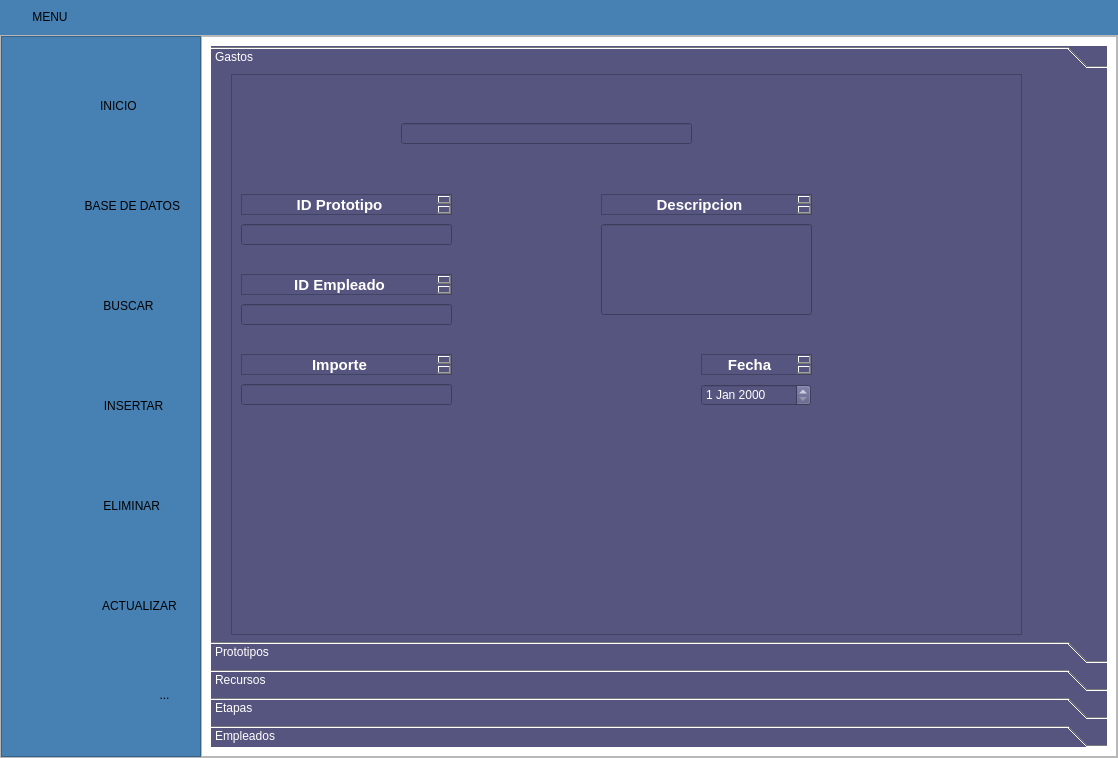
First picture: the form in App_Menu_Base/menu.ui, repository Juankapy/Programacion-app, before the edit.
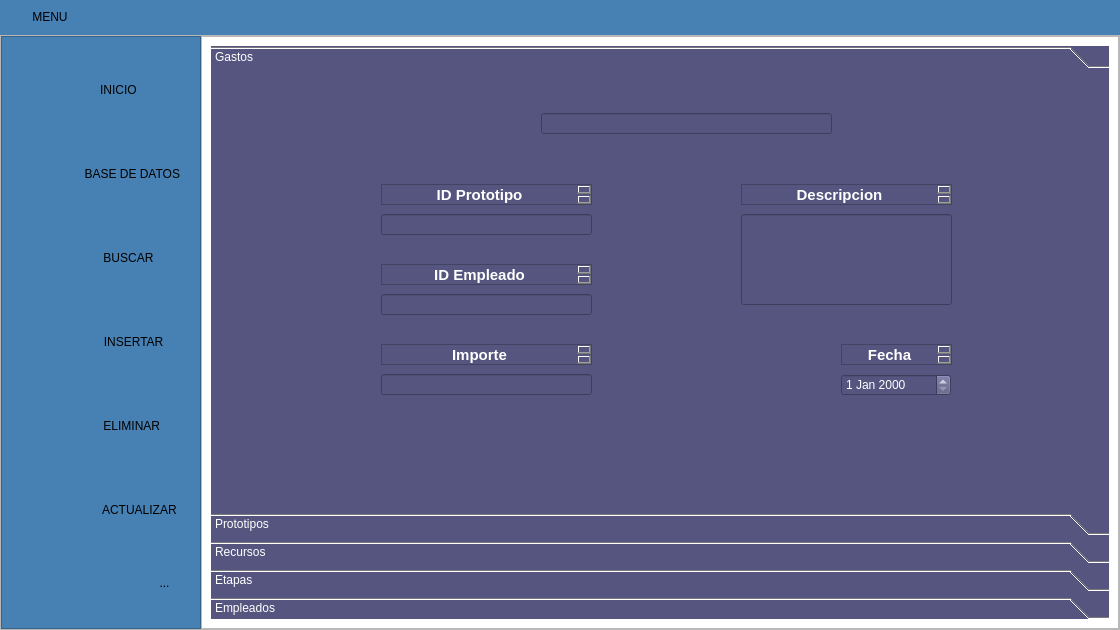
Second picture: the form after the edit. Icons and pictures are not drawn.

Commit message: poquito a poco

The edit to the form file:
```diff
--- a/App_Menu_Base/menu.ui
+++ b/App_Menu_Base/menu.ui
@@ -6,8 +6,8 @@
    <rect>
     <x>0</x>
     <y>0</y>
-    <width>1118</width>
-    <height>758</height>
+    <width>1120</width>
+    <height>630</height>
    </rect>
   </property>
   <property name="minimumSize">
@@ -1020,89 +1020,30 @@
                  <attribute name="label">
                   <string>Gastos</string>
                  </attribute>
-                 <widget class="QFrame" name="frame">
+                 <widget class="QWidget" name="widget_7" native="true">
                   <property name="geometry">
                    <rect>
-                    <x>20</x>
+                    <x>10</x>
                     <y>0</y>
-                    <width>791</width>
-                    <height>561</height>
+                    <width>881</width>
+                    <height>451</height>
                    </rect>
                   </property>
-                  <property name="sizePolicy">
-                   <sizepolicy hsizetype="Expanding" vsizetype="Preferred">
-                    <horstretch>0</horstretch>
-                    <verstretch>0</verstretch>
-                   </sizepolicy>
-                  </property>
-                  <property name="styleSheet">
-                   <string notr="true">background-color:rgb(85, 85, 127);</string>
-                  </property>
-                  <property name="frameShape">
-                   <enum>QFrame::StyledPanel</enum>
-                  </property>
-                  <property name="frameShadow">
-                   <enum>QFrame::Raised</enum>
-                  </property>
-                  <widget class="QTextEdit" name="textEdit_2">
+                  <widget class="QLineEdit" name="id_e1_7">
                    <property name="geometry">
                     <rect>
-                     <x>10</x>
-                     <y>280</y>
+                     <x>160</x>
+                     <y>220</y>
                      <width>211</width>
                      <height>21</height>
                     </rect>
                    </property>
-                   <property name="html">
-                    <string>&lt;!DOCTYPE HTML PUBLIC &quot;-//W3C//DTD HTML 4.0//EN&quot; &quot;http://www.w3.org/TR/REC-html40/strict.dtd&quot;&gt;
-&lt;html&gt;&lt;head&gt;&lt;meta name=&quot;qrichtext&quot; content=&quot;1&quot; /&gt;&lt;style type=&quot;text/css&quot;&gt;
-p, li { white-space: pre-wrap; }
-&lt;/style&gt;&lt;/head&gt;&lt;body style=&quot; font-family:'MS Shell Dlg 2'; font-size:8.25pt; font-weight:400; font-style:normal;&quot;&gt;
-&lt;p align=&quot;center&quot; style=&quot; margin-top:0px; margin-bottom:0px; margin-left:0px; margin-right:0px; -qt-block-indent:0; text-indent:0px;&quot;&gt;&lt;span style=&quot; font-size:11pt; font-weight:600; color:#ffffff;&quot;&gt;Importe&lt;/span&gt;&lt;/p&gt;&lt;/body&gt;&lt;/html&gt;</string>
-                   </property>
                   </widget>
-                  <widget class="QLineEdit" name="importe1">
+                  <widget class="QTextEdit" name="textEdit_32">
                    <property name="geometry">
                     <rect>
-                     <x>10</x>
-                     <y>310</y>
-                     <width>211</width>
-                     <height>21</height>
-                    </rect>
-                   </property>
-                  </widget>
-                  <widget class="QLineEdit" name="descrip1">
-                   <property name="geometry">
-                    <rect>
-                     <x>370</x>
-                     <y>150</y>
-                     <width>211</width>
-                     <height>91</height>
-                    </rect>
-                   </property>
-                  </widget>
-                  <widget class="QTextEdit" name="textEdit_3">
-                   <property name="geometry">
-                    <rect>
-                     <x>370</x>
-                     <y>120</y>
-                     <width>211</width>
-                     <height>21</height>
-                    </rect>
-                   </property>
-                   <property name="html">
-                    <string>&lt;!DOCTYPE HTML PUBLIC &quot;-//W3C//DTD HTML 4.0//EN&quot; &quot;http://www.w3.org/TR/REC-html40/strict.dtd&quot;&gt;
-&lt;html&gt;&lt;head&gt;&lt;meta name=&quot;qrichtext&quot; content=&quot;1&quot; /&gt;&lt;style type=&quot;text/css&quot;&gt;
-p, li { white-space: pre-wrap; }
-&lt;/style&gt;&lt;/head&gt;&lt;body style=&quot; font-family:'MS Shell Dlg 2'; font-size:8.25pt; font-weight:400; font-style:normal;&quot;&gt;
-&lt;p align=&quot;center&quot; style=&quot; margin-top:0px; margin-bottom:0px; margin-left:0px; margin-right:0px; -qt-block-indent:0; text-indent:0px;&quot;&gt;&lt;span style=&quot; font-size:11pt; font-weight:600; color:#ffffff;&quot;&gt;Descripcion&lt;/span&gt;&lt;/p&gt;&lt;/body&gt;&lt;/html&gt;</string>
-                   </property>
-                  </widget>
-                  <widget class="QTextEdit" name="textEdit_4">
-                   <property name="geometry">
-                    <rect>
-                     <x>10</x>
-                     <y>120</y>
+                     <x>160</x>
+                     <y>110</y>
                      <width>211</width>
                      <height>21</height>
                     </rect>
@@ -1116,97 +1057,21 @@
 &lt;p align=&quot;center&quot; style=&quot;-qt-paragraph-type:empty; margin-top:0px; margin-bottom:0px; margin-left:0px; margin-right:0px; -qt-block-indent:0; text-indent:0px; font-size:11pt; font-weight:600; color:#ffffff;&quot;&gt;&lt;br /&gt;&lt;/p&gt;&lt;/body&gt;&lt;/html&gt;</string>
                    </property>
                   </widget>
-                  <widget class="QLineEdit" name="id_p1">
+                  <widget class="QWidget" name="widget_8" native="true">
                    <property name="geometry">
                     <rect>
-                     <x>10</x>
-                     <y>150</y>
-                     <width>211</width>
-                     <height>21</height>
-                    </rect>
-                   </property>
-                  </widget>
-                  <widget class="QWidget" name="widget" native="true">
-                   <property name="geometry">
-                    <rect>
-                     <x>110</x>
-                     <y>40</y>
+                     <x>260</x>
+                     <y>30</y>
                      <width>391</width>
                      <height>41</height>
                     </rect>
                    </property>
                   </widget>
-                  <widget class="QTextEdit" name="textEdit_5">
+                  <widget class="QPushButton" name="searchButton_7">
                    <property name="geometry">
                     <rect>
-                     <x>470</x>
-                     <y>280</y>
-                     <width>111</width>
-                     <height>21</height>
-                    </rect>
-                   </property>
-                   <property name="html">
-                    <string>&lt;!DOCTYPE HTML PUBLIC &quot;-//W3C//DTD HTML 4.0//EN&quot; &quot;http://www.w3.org/TR/REC-html40/strict.dtd&quot;&gt;
-&lt;html&gt;&lt;head&gt;&lt;meta name=&quot;qrichtext&quot; content=&quot;1&quot; /&gt;&lt;style type=&quot;text/css&quot;&gt;
-p, li { white-space: pre-wrap; }
-&lt;/style&gt;&lt;/head&gt;&lt;body style=&quot; font-family:'MS Shell Dlg 2'; font-size:8.25pt; font-weight:400; font-style:normal;&quot;&gt;
-&lt;p align=&quot;center&quot; style=&quot; margin-top:0px; margin-bottom:0px; margin-left:0px; margin-right:0px; -qt-block-indent:0; text-indent:0px;&quot;&gt;&lt;span style=&quot; font-size:11pt; font-weight:600; color:#ffffff;&quot;&gt;Fecha&lt;/span&gt;&lt;/p&gt;
-&lt;p align=&quot;center&quot; style=&quot;-qt-paragraph-type:empty; margin-top:0px; margin-bottom:0px; margin-left:0px; margin-right:0px; -qt-block-indent:0; text-indent:0px; font-size:11pt; font-weight:600; color:#ffffff;&quot;&gt;&lt;br /&gt;&lt;/p&gt;&lt;/body&gt;&lt;/html&gt;</string>
-                   </property>
-                  </widget>
-                  <widget class="QDateEdit" name="fecha1">
-                   <property name="geometry">
-                    <rect>
-                     <x>470</x>
-                     <y>310</y>
-                     <width>110</width>
-                     <height>22</height>
-                    </rect>
-                   </property>
-                  </widget>
-                  <widget class="QLineEdit" name="id_e1">
-                   <property name="geometry">
-                    <rect>
-                     <x>10</x>
-                     <y>230</y>
-                     <width>211</width>
-                     <height>21</height>
-                    </rect>
-                   </property>
-                  </widget>
-                  <widget class="QTextEdit" name="textEdit_6">
-                   <property name="geometry">
-                    <rect>
-                     <x>10</x>
-                     <y>200</y>
-                     <width>211</width>
-                     <height>21</height>
-                    </rect>
-                   </property>
-                   <property name="html">
-                    <string>&lt;!DOCTYPE HTML PUBLIC &quot;-//W3C//DTD HTML 4.0//EN&quot; &quot;http://www.w3.org/TR/REC-html40/strict.dtd&quot;&gt;
-&lt;html&gt;&lt;head&gt;&lt;meta name=&quot;qrichtext&quot; content=&quot;1&quot; /&gt;&lt;style type=&quot;text/css&quot;&gt;
-p, li { white-space: pre-wrap; }
-&lt;/style&gt;&lt;/head&gt;&lt;body style=&quot; font-family:'MS Shell Dlg 2'; font-size:8.25pt; font-weight:400; font-style:normal;&quot;&gt;
-&lt;p align=&quot;center&quot; style=&quot; margin-top:0px; margin-bottom:0px; margin-left:0px; margin-right:0px; -qt-block-indent:0; text-indent:0px;&quot;&gt;&lt;span style=&quot; font-size:11pt; font-weight:600; color:#ffffff;&quot;&gt;ID Empleado&lt;/span&gt;&lt;/p&gt;
-&lt;p align=&quot;center&quot; style=&quot;-qt-paragraph-type:empty; margin-top:0px; margin-bottom:0px; margin-left:0px; margin-right:0px; -qt-block-indent:0; text-indent:0px; font-size:11pt; font-weight:600; color:#ffffff;&quot;&gt;&lt;br /&gt;&lt;/p&gt;&lt;/body&gt;&lt;/html&gt;</string>
-                   </property>
-                  </widget>
-                  <widget class="QLineEdit" name="searchLineEdit">
-                   <property name="geometry">
-                    <rect>
-                     <x>170</x>
-                     <y>49</y>
-                     <width>291</width>
-                     <height>21</height>
-                    </rect>
-                   </property>
-                  </widget>
-                  <widget class="QPushButton" name="searchButton">
-                   <property name="geometry">
-                    <rect>
-                     <x>120</x>
-                     <y>50</y>
+                     <x>270</x>
+                     <y>40</y>
                      <width>31</width>
                      <height>23</height>
                     </rect>
@@ -1222,6 +1087,126 @@
                     <bool>true</bool>
                    </property>
                   </widget>
+                  <widget class="QLineEdit" name="importe1_7">
+                   <property name="geometry">
+                    <rect>
+                     <x>160</x>
+                     <y>300</y>
+                     <width>211</width>
+                     <height>21</height>
+                    </rect>
+                   </property>
+                  </widget>
+                  <widget class="QLineEdit" name="searchLineEdit_7">
+                   <property name="geometry">
+                    <rect>
+                     <x>320</x>
+                     <y>39</y>
+                     <width>291</width>
+                     <height>21</height>
+                    </rect>
+                   </property>
+                  </widget>
+                  <widget class="QLineEdit" name="id_p1_7">
+                   <property name="geometry">
+                    <rect>
+                     <x>160</x>
+                     <y>140</y>
+                     <width>211</width>
+                     <height>21</height>
+                    </rect>
+                   </property>
+                  </widget>
+                  <widget class="QTextEdit" name="textEdit_33">
+                   <property name="geometry">
+                    <rect>
+                     <x>520</x>
+                     <y>110</y>
+                     <width>211</width>
+                     <height>21</height>
+                    </rect>
+                   </property>
+                   <property name="html">
+                    <string>&lt;!DOCTYPE HTML PUBLIC &quot;-//W3C//DTD HTML 4.0//EN&quot; &quot;http://www.w3.org/TR/REC-html40/strict.dtd&quot;&gt;
+&lt;html&gt;&lt;head&gt;&lt;meta name=&quot;qrichtext&quot; content=&quot;1&quot; /&gt;&lt;style type=&quot;text/css&quot;&gt;
+p, li { white-space: pre-wrap; }
+&lt;/style&gt;&lt;/head&gt;&lt;body style=&quot; font-family:'MS Shell Dlg 2'; font-size:8.25pt; font-weight:400; font-style:normal;&quot;&gt;
+&lt;p align=&quot;center&quot; style=&quot; margin-top:0px; margin-bottom:0px; margin-left:0px; margin-right:0px; -qt-block-indent:0; text-indent:0px;&quot;&gt;&lt;span style=&quot; font-size:11pt; font-weight:600; color:#ffffff;&quot;&gt;Descripcion&lt;/span&gt;&lt;/p&gt;&lt;/body&gt;&lt;/html&gt;</string>
+                   </property>
+                  </widget>
+                  <widget class="QLineEdit" name="descrip1_7">
+                   <property name="geometry">
+                    <rect>
+                     <x>520</x>
+                     <y>140</y>
+                     <width>211</width>
+                     <height>91</height>
+                    </rect>
+                   </property>
+                  </widget>
+                  <widget class="QDateEdit" name="fecha1_7">
+                   <property name="geometry">
+                    <rect>
+                     <x>620</x>
+                     <y>300</y>
+                     <width>110</width>
+                     <height>22</height>
+                    </rect>
+                   </property>
+                  </widget>
+                  <widget class="QTextEdit" name="textEdit_34">
+                   <property name="geometry">
+                    <rect>
+                     <x>160</x>
+                     <y>270</y>
+                     <width>211</width>
+                     <height>21</height>
+                    </rect>
+                   </property>
+                   <property name="html">
+                    <string>&lt;!DOCTYPE HTML PUBLIC &quot;-//W3C//DTD HTML 4.0//EN&quot; &quot;http://www.w3.org/TR/REC-html40/strict.dtd&quot;&gt;
+&lt;html&gt;&lt;head&gt;&lt;meta name=&quot;qrichtext&quot; content=&quot;1&quot; /&gt;&lt;style type=&quot;text/css&quot;&gt;
+p, li { white-space: pre-wrap; }
+&lt;/style&gt;&lt;/head&gt;&lt;body style=&quot; font-family:'MS Shell Dlg 2'; font-size:8.25pt; font-weight:400; font-style:normal;&quot;&gt;
+&lt;p align=&quot;center&quot; style=&quot; margin-top:0px; margin-bottom:0px; margin-left:0px; margin-right:0px; -qt-block-indent:0; text-indent:0px;&quot;&gt;&lt;span style=&quot; font-size:11pt; font-weight:600; color:#ffffff;&quot;&gt;Importe&lt;/span&gt;&lt;/p&gt;&lt;/body&gt;&lt;/html&gt;</string>
+                   </property>
+                  </widget>
+                  <widget class="QTextEdit" name="textEdit_35">
+                   <property name="geometry">
+                    <rect>
+                     <x>620</x>
+                     <y>270</y>
+                     <width>111</width>
+                     <height>21</height>
+                    </rect>
+                   </property>
+                   <property name="html">
+                    <string>&lt;!DOCTYPE HTML PUBLIC &quot;-//W3C//DTD HTML 4.0//EN&quot; &quot;http://www.w3.org/TR/REC-html40/strict.dtd&quot;&gt;
+&lt;html&gt;&lt;head&gt;&lt;meta name=&quot;qrichtext&quot; content=&quot;1&quot; /&gt;&lt;style type=&quot;text/css&quot;&gt;
+p, li { white-space: pre-wrap; }
+&lt;/style&gt;&lt;/head&gt;&lt;body style=&quot; font-family:'MS Shell Dlg 2'; font-size:8.25pt; font-weight:400; font-style:normal;&quot;&gt;
+&lt;p align=&quot;center&quot; style=&quot; margin-top:0px; margin-bottom:0px; margin-left:0px; margin-right:0px; -qt-block-indent:0; text-indent:0px;&quot;&gt;&lt;span style=&quot; font-size:11pt; font-weight:600; color:#ffffff;&quot;&gt;Fecha&lt;/span&gt;&lt;/p&gt;
+&lt;p align=&quot;center&quot; style=&quot;-qt-paragraph-type:empty; margin-top:0px; margin-bottom:0px; margin-left:0px; margin-right:0px; -qt-block-indent:0; text-indent:0px; font-size:11pt; font-weight:600; color:#ffffff;&quot;&gt;&lt;br /&gt;&lt;/p&gt;&lt;/body&gt;&lt;/html&gt;</string>
+                   </property>
+                  </widget>
+                  <widget class="QTextEdit" name="textEdit_36">
+                   <property name="geometry">
+                    <rect>
+                     <x>160</x>
+                     <y>190</y>
+                     <width>211</width>
+                     <height>21</height>
+                    </rect>
+                   </property>
+                   <property name="html">
+                    <string>&lt;!DOCTYPE HTML PUBLIC &quot;-//W3C//DTD HTML 4.0//EN&quot; &quot;http://www.w3.org/TR/REC-html40/strict.dtd&quot;&gt;
+&lt;html&gt;&lt;head&gt;&lt;meta name=&quot;qrichtext&quot; content=&quot;1&quot; /&gt;&lt;style type=&quot;text/css&quot;&gt;
+p, li { white-space: pre-wrap; }
+&lt;/style&gt;&lt;/head&gt;&lt;body style=&quot; font-family:'MS Shell Dlg 2'; font-size:8.25pt; font-weight:400; font-style:normal;&quot;&gt;
+&lt;p align=&quot;center&quot; style=&quot; margin-top:0px; margin-bottom:0px; margin-left:0px; margin-right:0px; -qt-block-indent:0; text-indent:0px;&quot;&gt;&lt;span style=&quot; font-size:11pt; font-weight:600; color:#ffffff;&quot;&gt;ID Empleado&lt;/span&gt;&lt;/p&gt;
+&lt;p align=&quot;center&quot; style=&quot;-qt-paragraph-type:empty; margin-top:0px; margin-bottom:0px; margin-left:0px; margin-right:0px; -qt-block-indent:0; text-indent:0px; font-size:11pt; font-weight:600; color:#ffffff;&quot;&gt;&lt;br /&gt;&lt;/p&gt;&lt;/body&gt;&lt;/html&gt;</string>
+                   </property>
+                  </widget>
                  </widget>
                 </widget>
                 <widget class="QWidget" name="prototipos1">
```
Left out of the diff: 772 changed lines with no effect on the pictures.
